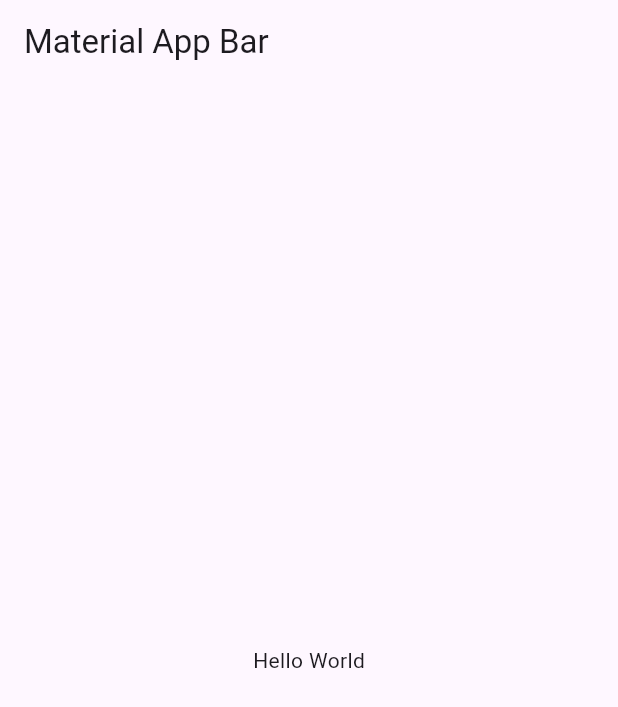
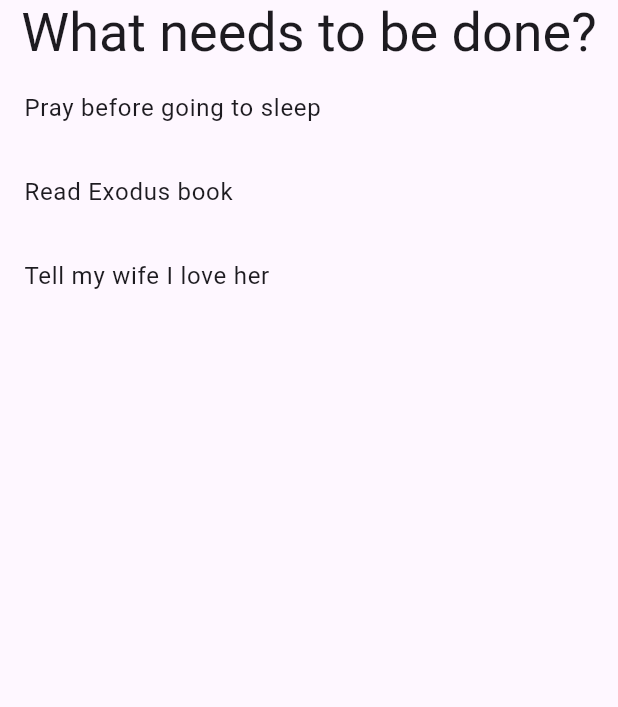
Before and after one commit to dsubiros/riverpod_todo_2, a Flutter app: the screen it shows after launch, on a phone screen of 412 x 824 dp. Shown: the top 707 px of the screen. Run offline on Flutter 3.47's test engine with Material 3 defaults, Android fonts, the phone set to English and light mode, and no system bars; our stand-ins replace flutter_hooks, hooks_riverpod, riverpod.

```diff
--- a/lib/main.dart
+++ b/lib/main.dart
@@ -1,22 +1,53 @@
 import 'package:flutter/material.dart';
+import 'package:hooks_riverpod/hooks_riverpod.dart';
+import 'package:riverpod_todo_2/old/main.dart';
 
-void main() => runApp(const MyApp());
+void main() => runApp(const ProviderScope(child: MyApp()));
 
 class MyApp extends StatelessWidget {
   const MyApp({super.key});
 
   @override
   Widget build(BuildContext context) {
+    var textTheme = Theme.of(context).textTheme;
+
     return MaterialApp(
-      title: 'Material App',
+      // title: 'Material App',
       home: Scaffold(
-        appBar: AppBar(
-          title: const Text('Material App Bar'),
-        ),
-        body: const Center(
-          child: Text('Hello World'),
+        // appBar: AppBar(
+        //   title: const Text('Material App Bar'),
+        // ),
+        body: SafeArea(
+          child: Column(
+            children: [
+              Text(
+                'What needs to be done?',
+                style: textTheme.displaySmall,
+              ),
+              const TodoPage()
+            ],
+          ),
         ),
       ),
     );
   }
 }
+
+class TodoPage extends ConsumerWidget {
+  const TodoPage({super.key});
+
+  @override
+  Widget build(BuildContext context, WidgetRef ref) {
+    final data = ref.watch(todoListProvider);
+
+    return ListView.builder(
+      shrinkWrap: true,
+      itemCount: data.length,
+      itemBuilder: (context, index) {
+        return ListTile(
+          title: Text(data[index].description),
+        );
+      },
+    );
+  }
+}
```
